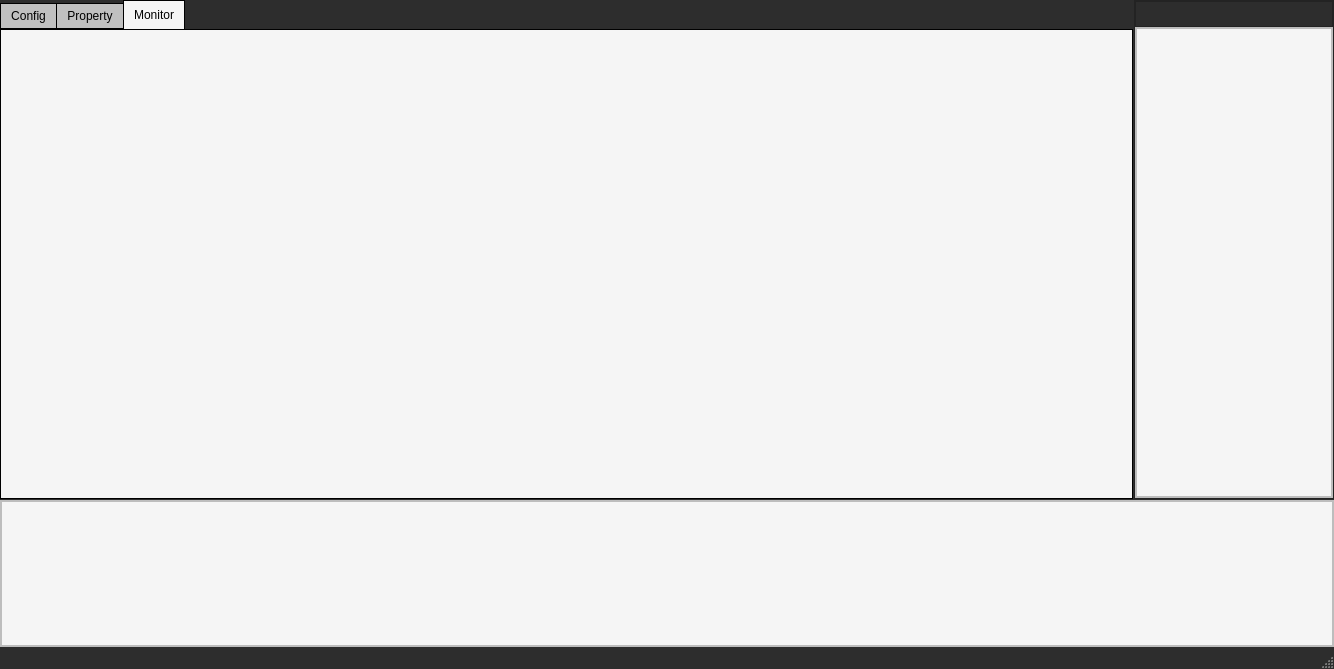
hcanergun/valu3s_tool, file ui/rv_tool_v2_21.ui: the form before one commit.
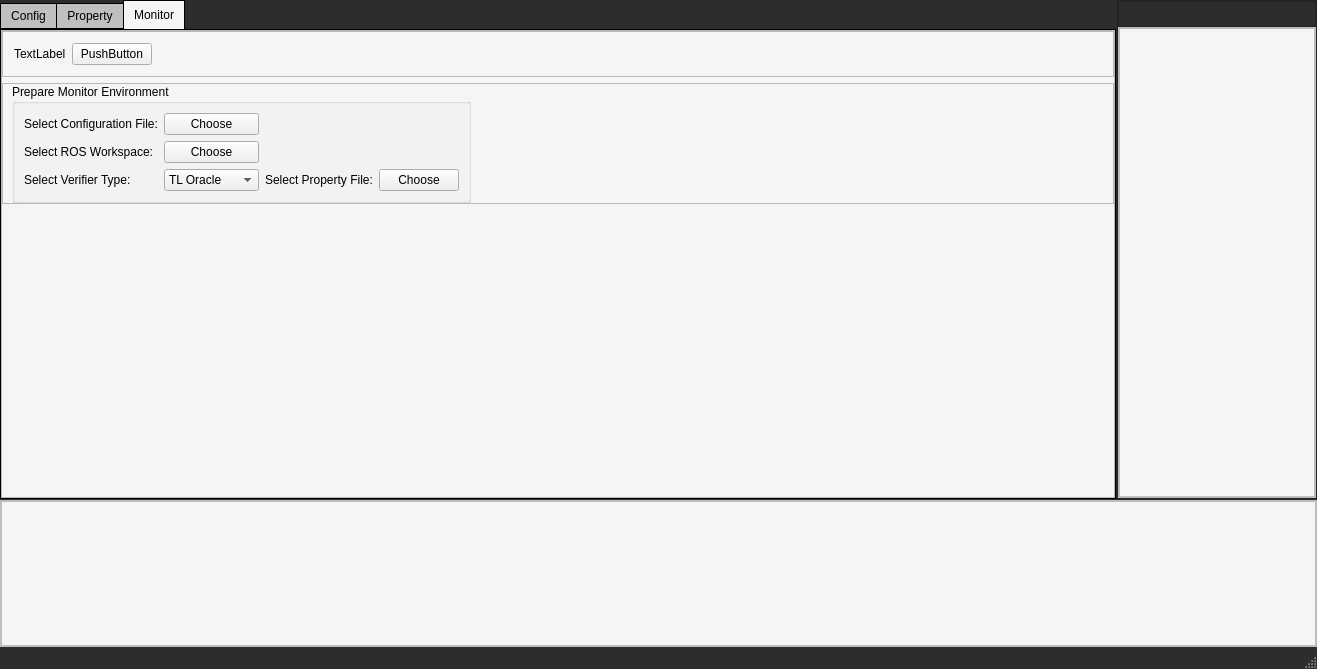
The form after the commit. The open tabs and pages were chosen to show the change.

```diff
--- a/ui/rv_tool_v2_21.ui
+++ b/ui/rv_tool_v2_21.ui
@@ -6,7 +6,7 @@
    <rect>
     <x>0</x>
     <y>0</y>
-    <width>1334</width>
+    <width>1317</width>
     <height>669</height>
    </rect>
   </property>
@@ -2973,6 +2973,214 @@
            <attribute name="title">
             <string>Monitor</string>
            </attribute>
+           <layout class="QVBoxLayout" name="verticalLayout_2">
+            <property name="leftMargin">
+             <number>0</number>
+            </property>
+            <property name="topMargin">
+             <number>0</number>
+            </property>
+            <property name="rightMargin">
+             <number>0</number>
+            </property>
+            <property name="bottomMargin">
+             <number>0</number>
+            </property>
+            <item>
+             <widget class="QFrame" name="frame_3">
+              <property name="frameShape">
+               <enum>QFrame::StyledPanel</enum>
+              </property>
+              <property name="frameShadow">
+               <enum>QFrame::Raised</enum>
+              </property>
+              <layout class="QVBoxLayout" name="verticalLayout_9">
+               <property name="leftMargin">
+                <number>0</number>
+               </property>
+               <property name="topMargin">
+                <number>0</number>
+               </property>
+               <property name="rightMargin">
+                <number>0</number>
+               </property>
+               <property name="bottomMargin">
+                <number>0</number>
+               </property>
+               <item>
+                <widget class="QFrame" name="frame_5">
+                 <property name="frameShape">
+                  <enum>QFrame::StyledPanel</enum>
+                 </property>
+                 <property name="frameShadow">
+                  <enum>QFrame::Raised</enum>
+                 </property>
+                 <layout class="QHBoxLayout" name="horizontalLayout">
+                  <property name="leftMargin">
+                   <number>11</number>
+                  </property>
+                  <property name="topMargin">
+                   <number>11</number>
+                  </property>
+                  <property name="rightMargin">
+                   <number>11</number>
+                  </property>
+                  <property name="bottomMargin">
+                   <number>11</number>
+                  </property>
+                  <item>
+                   <widget class="QLabel" name="label">
+                    <property name="text">
+                     <string>TextLabel</string>
+                    </property>
+                   </widget>
+                  </item>
+                  <item>
+                   <widget class="QPushButton" name="pushButton">
+                    <property name="text">
+                     <string>PushButton</string>
+                    </property>
+                   </widget>
+                  </item>
+                  <item>
+                   <spacer name="horizontalSpacer_2">
+                    <property name="orientation">
+                     <enum>Qt::Horizontal</enum>
+                    </property>
+                    <property name="sizeHint" stdset="0">
+                     <size>
+                      <width>40</width>
+                      <height>20</height>
+                     </size>
+                    </property>
+                   </spacer>
+                  </item>
+                 </layout>
+                </widget>
+               </item>
+               <item>
+                <widget class="QFrame" name="frame_6">
+                 <property name="frameShape">
+                  <enum>QFrame::StyledPanel</enum>
+                 </property>
+                 <property name="frameShadow">
+                  <enum>QFrame::Raised</enum>
+                 </property>
+                 <layout class="QGridLayout" name="gridLayout_3">
+                  <property name="topMargin">
+                   <number>0</number>
+                  </property>
+                  <property name="rightMargin">
+                   <number>0</number>
+                  </property>
+                  <property name="bottomMargin">
+                   <number>0</number>
+                  </property>
+                  <item row="0" column="0">
+                   <widget class="QGroupBox" name="groupBox">
+                    <property name="title">
+                     <string>Prepare Monitor Environment</string>
+                    </property>
+                    <layout class="QGridLayout" name="gridLayout_2">
+                     <item row="2" column="0">
+                      <widget class="QLabel" name="label_4">
+                       <property name="text">
+                        <string>Select Verifier Type:</string>
+                       </property>
+                      </widget>
+                     </item>
+                     <item row="0" column="1">
+                      <widget class="QPushButton" name="pushButton_2">
+                       <property name="text">
+                        <string>Choose</string>
+                       </property>
+                      </widget>
+                     </item>
+                     <item row="2" column="2">
+                      <widget class="QLabel" name="label_3">
+                       <property name="text">
+                        <string>Select Property File:</string>
+                       </property>
+                      </widget>
+                     </item>
+                     <item row="0" column="0">
+                      <widget class="QLabel" name="label_2">
+                       <property name="text">
+                        <string>Select Configuration File:</string>
+                       </property>
+                      </widget>
+                     </item>
+                     <item row="2" column="3">
+                      <widget class="QPushButton" name="pushButton_3">
+                       <property name="text">
+                        <string>Choose</string>
+                       </property>
+                      </widget>
+                     </item>
+                     <item row="2" column="1">
+                      <widget class="QComboBox" name="comboBox">
+                       <item>
+                        <property name="text">
+                         <string>TL Oracle</string>
+                        </property>
+                       </item>
+                       <item>
+                        <property name="text">
+                         <string>RML Oracle</string>
+                        </property>
+                       </item>
+                      </widget>
+                     </item>
+                     <item row="1" column="0">
+                      <widget class="QLabel" name="label_5">
+                       <property name="text">
+                        <string>Select ROS Workspace:</string>
+                       </property>
+                      </widget>
+                     </item>
+                     <item row="1" column="1">
+                      <widget class="QPushButton" name="pushButton_4">
+                       <property name="text">
+                        <string>Choose</string>
+                       </property>
+                      </widget>
+                     </item>
+                    </layout>
+                   </widget>
+                  </item>
+                  <item row="0" column="2">
+                   <spacer name="horizontalSpacer_3">
+                    <property name="orientation">
+                     <enum>Qt::Horizontal</enum>
+                    </property>
+                    <property name="sizeHint" stdset="0">
+                     <size>
+                      <width>40</width>
+                      <height>20</height>
+                     </size>
+                    </property>
+                   </spacer>
+                  </item>
+                 </layout>
+                </widget>
+               </item>
+               <item>
+                <spacer name="verticalSpacer_2">
+                 <property name="orientation">
+                  <enum>Qt::Vertical</enum>
+                 </property>
+                 <property name="sizeHint" stdset="0">
+                  <size>
+                   <width>20</width>
+                   <height>40</height>
+                  </size>
+                 </property>
+                </spacer>
+               </item>
+              </layout>
+             </widget>
+            </item>
+           </layout>
           </widget>
          </widget>
         </item>
```
Left out of the diff: 137 changed lines with no effect on the pictures.
